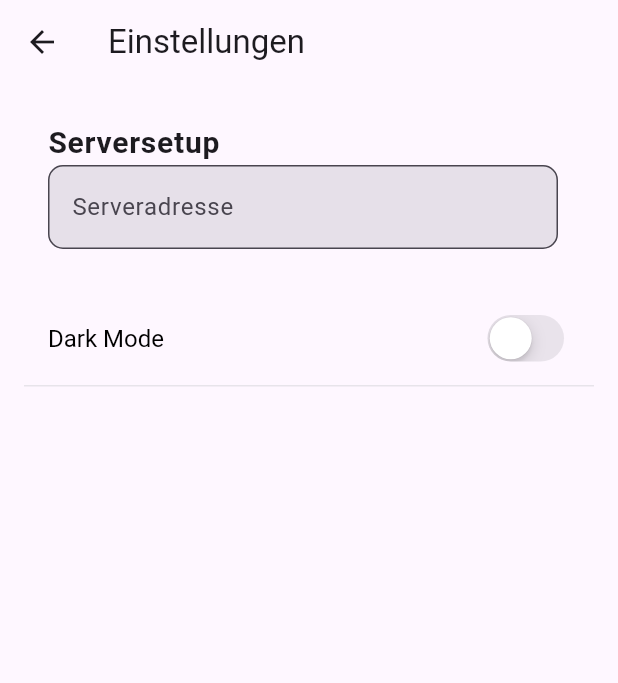
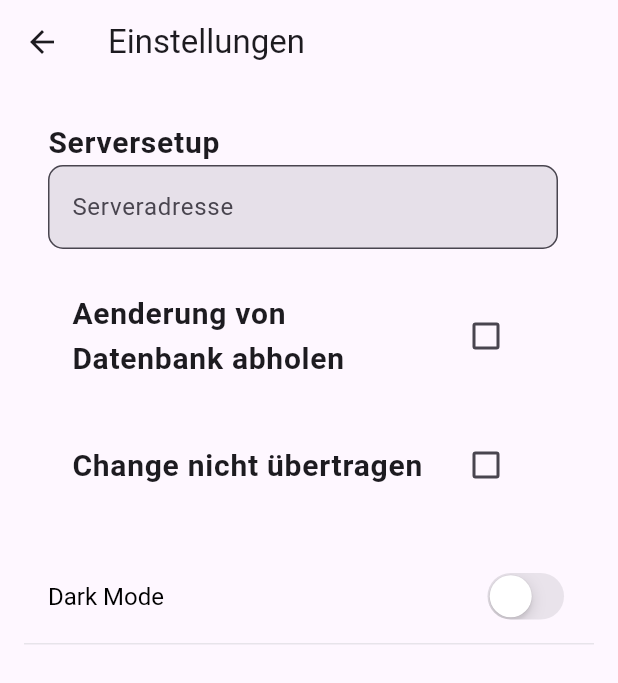
Before and after one commit to Chris-cod/LectorAI, a Flutter app: the SettingsPage screen opened directly, on a phone screen of 412 x 824 dp. Shown: the top 683 px of the screen. Run offline on Flutter 3.47's test engine with Material 3 defaults, Android fonts, the phone set to English and light mode, and no system bars; our stand-ins replace flutter_dotenv, shared_preferences; missing offline and left inert: cunning_document_scanner, dart:ffi, flutter_pdfview; accounts and stored records are empty; network calls fail.

Commit message:
Hinzufügen der beiden Checkbox für no_db und no_change in setting Seite und logic zur abholung von ids

```diff
--- a/lib/seiten/Settings/settings_page.dart
+++ b/lib/seiten/Settings/settings_page.dart
@@ -14,6 +14,8 @@ class SettingsPage extends StatefulWidget {
 
 class _SettingsPageState extends State<SettingsPage> {
   bool isDarkMode = false;
+  bool no_db = false;
+  bool no_change = false;
 
   @override
   void initState() {
@@ -32,7 +34,7 @@ class _SettingsPageState extends State<SettingsPage> {
         child: ListView(
           children: [
             ListTile(
-              title: Text(
+              title: const Text(
                 'Serversetup',
                 style: TextStyle(fontSize: 20, fontWeight: FontWeight.bold),
               ),
@@ -47,6 +49,36 @@ class _SettingsPageState extends State<SettingsPage> {
                       ),
                     ),
                   ),
+                  const SizedBox(height: 20),
+              ListTile(
+                title: const Text(
+                  'Aenderung von Datenbank abholen',
+                  style: TextStyle(fontSize: 20, fontWeight: FontWeight.bold),
+                ),
+                trailing: Checkbox(
+                  value: no_db,
+                  onChanged: (bool? value) {
+                    setState(() {
+                      no_db = value ?? false;
+                    });
+                  },
+                ),
+              ),
+              const SizedBox(height: 20),
+              ListTile(
+                title: const Text(
+                  'Change nicht übertragen',
+                  style: TextStyle(fontSize: 20, fontWeight: FontWeight.bold),
+                ),
+                trailing: Checkbox(
+                  value: no_change,
+                  onChanged: (bool? value) {
+                    setState(() {
+                      no_change = value ?? false;
+                    });
+                  },
+                ),
+              ),
                 ],
               ),
             ),
```
Also changed, not shown: lib/seiten/BlattView/OverlayList.dart (+19 -7 lines), lib/seiten/BlattView/Pdfviewr.dart (+17 -5 lines), 1 other file.
